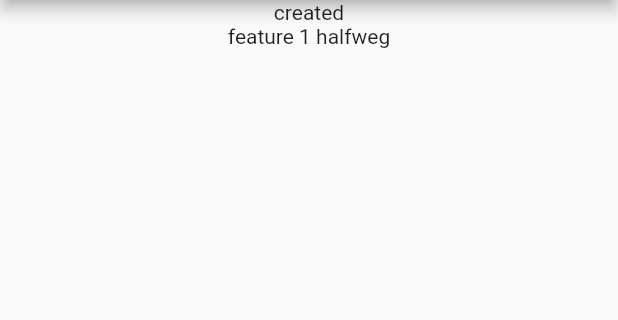
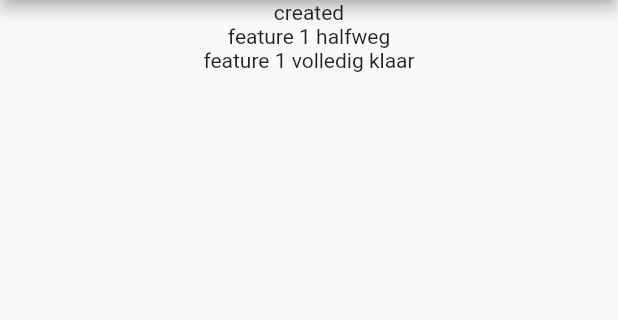
Before and after one commit to SuperMonkey1/git_oefening_2, a Flutter app: the screen it shows after launch, on a phone screen of 412 x 824 dp, the part 84-404 px from its top. Run offline on Flutter 3.47's test engine with Material 2 defaults, Android fonts, the phone set to English and light mode, and no system bars.

Commit message:
feature 1 volledig klaar

```diff
--- a/git_oefening_2/lib/main.dart
+++ b/git_oefening_2/lib/main.dart
@@ -41,6 +41,9 @@ class _MyHomePageState extends State<MyHomePage> {
             Text(
               'feature 1 halfweg',
             ),
+            Text(
+              'feature 1 volledig klaar',
+            ),
           ],
         ),
       ),
```
